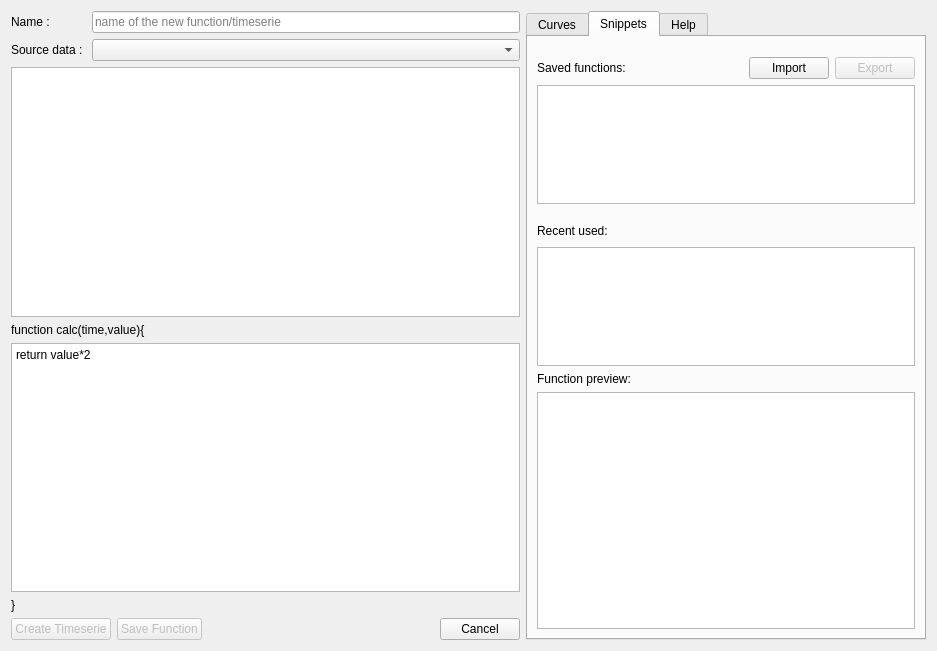
ziparker/PlotJuggler, file plotter_gui/add_custom_plot.ui: the form before one commit.
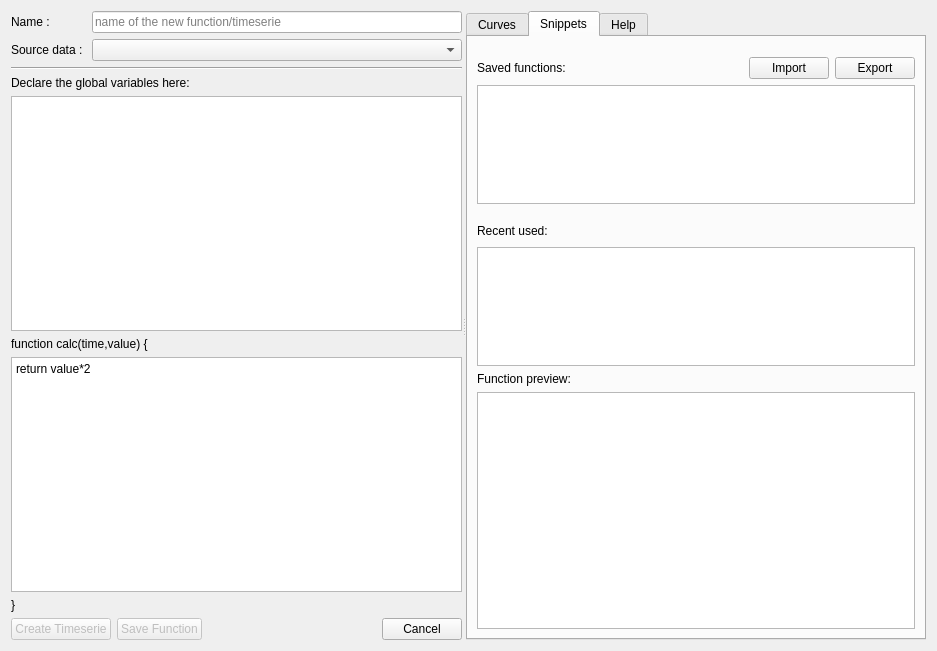
The form after the commit.

Commit message: Save/Load custom functions seems to work properly

Diff of the .ui file:
```diff
--- a/plotter_gui/add_custom_plot.ui
+++ b/plotter_gui/add_custom_plot.ui
@@ -13,19 +13,37 @@
   <property name="windowTitle">
    <string>Add math plot</string>
   </property>
-  <layout class="QHBoxLayout" name="horizontalLayout_3">
+  <layout class="QVBoxLayout" name="verticalLayout_5">
    <item>
-    <layout class="QVBoxLayout" name="verticalLayout_4" stretch="0,1,0,1,0,0">
+    <widget class="QSplitter" name="splitter">
+     <property name="orientation">
+      <enum>Qt::Horizontal</enum>
+     </property>
+     <property name="childrenCollapsible">
+      <bool>false</bool>
+     </property>
+     <widget class="QWidget" name="">
+      <layout class="QVBoxLayout" name="verticalLayout_4">
      <item>
       <layout class="QFormLayout" name="formLayout">
-       <item row="2" column="0">
+         <item row="0" column="0">
         <widget class="QLabel" name="label_3">
          <property name="text">
           <string>Name :</string>
          </property>
         </widget>
        </item>
-       <item row="3" column="0">
+         <item row="0" column="1">
+          <widget class="QLineEdit" name="nameLineEdit">
+           <property name="text">
+            <string/>
+           </property>
+           <property name="placeholderText">
+            <string>name of the new function/timeserie</string>
+           </property>
+          </widget>
+         </item>
+         <item row="1" column="0">
         <widget class="QLabel" name="label_2">
          <property name="toolTip">
           <string>&lt;html&gt;&lt;head/&gt;&lt;body&gt;&lt;p&gt;The timeseries that provides the (time,value) pairs to compute the funtion &lt;span style=&quot; font-weight:600;&quot;&gt;calc(time,value)&lt;/span&gt;&lt;/p&gt;&lt;/body&gt;&lt;/html&gt;</string>
@@ -35,17 +53,7 @@
          </property>
         </widget>
        </item>
-       <item row="2" column="1">
-        <widget class="QLineEdit" name="nameLineEdit">
-         <property name="text">
-          <string/>
-         </property>
-         <property name="placeholderText">
-          <string>name of the new function/timeserie</string>
-         </property>
-        </widget>
-       </item>
-       <item row="3" column="1">
+         <item row="1" column="1">
         <widget class="QComboBox" name="linkedChannelCombobox">
          <property name="sizePolicy">
           <sizepolicy hsizetype="Expanding" vsizetype="Fixed">
@@ -57,20 +65,34 @@
        </item>
       </layout>
      </item>
+       <item>
+        <widget class="Line" name="line">
+         <property name="orientation">
+          <enum>Qt::Horizontal</enum>
+         </property>
+        </widget>
+       </item>
+       <item>
+        <widget class="QLabel" name="label_9">
+         <property name="text">
+          <string>Declare the global variables here:</string>
+         </property>
+        </widget>
+       </item>
      <item>
       <widget class="QPlainTextEdit" name="globalVarsTextField">
        <property name="plainText">
         <string/>
        </property>
        <property name="placeholderText">
-        <string>You can declare global variables and functions here</string>
+          <string/>
        </property>
       </widget>
      </item>
      <item>
       <widget class="QLabel" name="label">
        <property name="text">
-        <string>function calc(time,value){</string>
+          <string>function calc(time,value) {</string>
        </property>
       </widget>
      </item>
@@ -98,6 +120,9 @@
          <property name="enabled">
           <bool>false</bool>
          </property>
+           <property name="focusPolicy">
+            <enum>Qt::NoFocus</enum>
+           </property>
          <property name="text">
           <string>Create Timeserie</string>
          </property>
@@ -111,6 +136,9 @@
          <property name="enabled">
           <bool>false</bool>
          </property>
+           <property name="focusPolicy">
+            <enum>Qt::NoFocus</enum>
+           </property>
          <property name="text">
           <string>Save Function</string>
          </property>
@@ -131,6 +159,9 @@
        </item>
        <item>
         <widget class="QPushButton" name="pushButtonCancel">
+           <property name="focusPolicy">
+            <enum>Qt::NoFocus</enum>
+           </property>
          <property name="text">
           <string>Cancel</string>
          </property>
@@ -142,8 +173,7 @@
       </layout>
      </item>
     </layout>
-   </item>
-   <item>
+     </widget>
     <widget class="QTabWidget" name="tabWidget">
      <property name="sizePolicy">
       <sizepolicy hsizetype="Minimum" vsizetype="Expanding">
@@ -216,6 +246,9 @@
          </item>
          <item>
           <widget class="QPushButton" name="buttonLoadFunctions">
+            <property name="focusPolicy">
+             <enum>Qt::NoFocus</enum>
+            </property>
            <property name="text">
             <string>Import</string>
            </property>
@@ -224,7 +257,10 @@
          <item>
           <widget class="QPushButton" name="buttonSaveFunctions">
            <property name="enabled">
-            <bool>false</bool>
+             <bool>true</bool>
+            </property>
+            <property name="focusPolicy">
+             <enum>Qt::NoFocus</enum>
            </property>
            <property name="text">
             <string>Export</string>
@@ -313,6 +349,7 @@
         </widget>
        </item>
       </layout>
+      </widget>
      </widget>
     </widget>
    </item>
```
Lines whose indentation alone changed are shown as unchanged. The commit also changes 4 other files.
